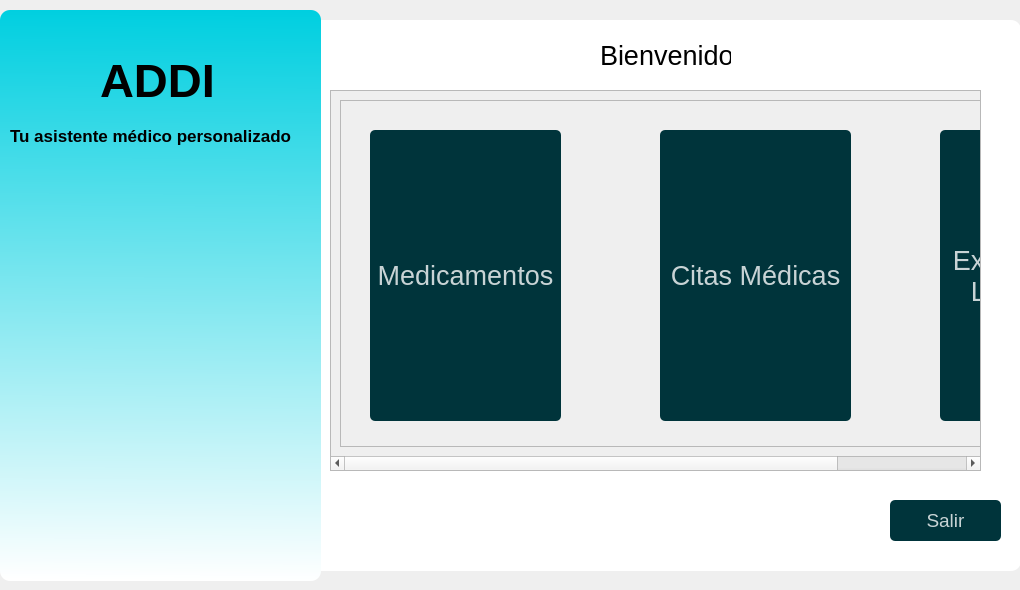
Qt form ui/bienvenida.ui (daburneo1/addi) before a commit.
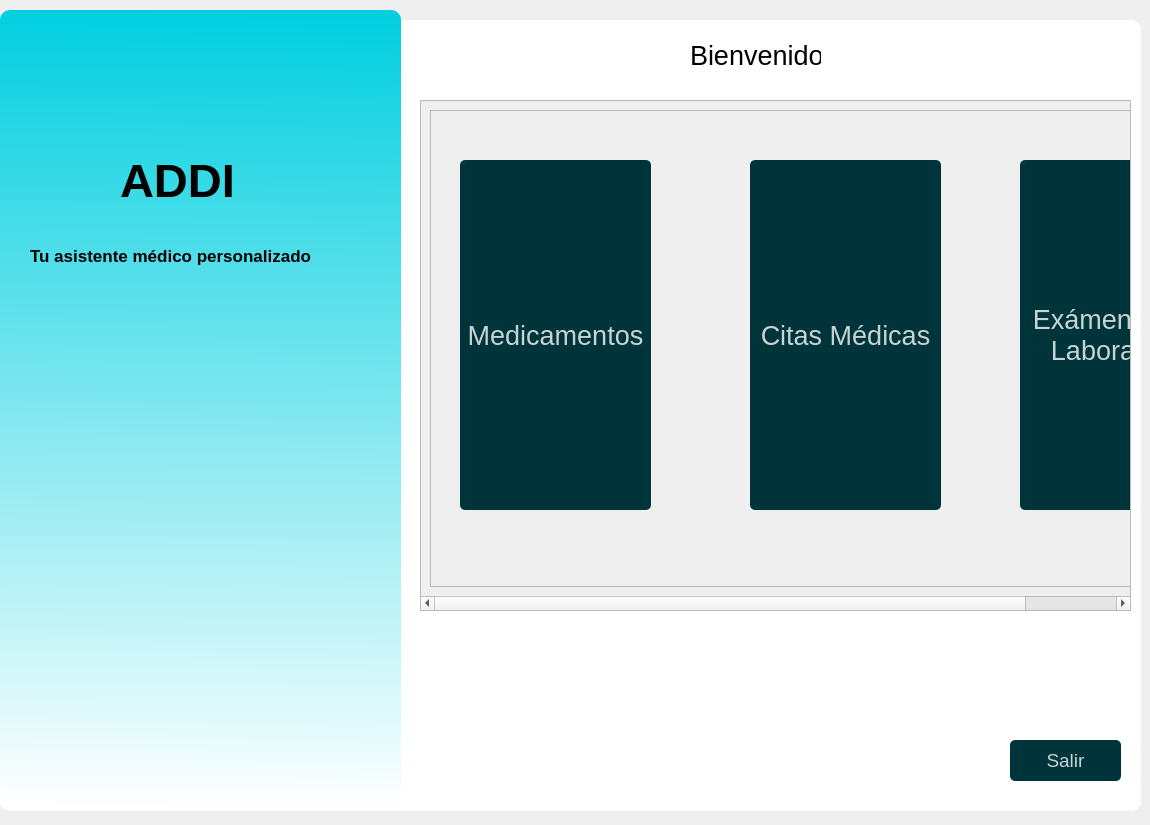
The same form after that commit. Icons and pictures are not drawn.

The edit to the form file:
```diff
--- a/ui/bienvenida.ui
+++ b/ui/bienvenida.ui
@@ -6,20 +6,20 @@
    <rect>
     <x>0</x>
     <y>0</y>
-    <width>1020</width>
-    <height>590</height>
+    <width>1150</width>
+    <height>825</height>
    </rect>
   </property>
   <property name="minimumSize">
    <size>
-    <width>1020</width>
-    <height>590</height>
+    <width>1150</width>
+    <height>825</height>
    </size>
   </property>
   <property name="maximumSize">
    <size>
-    <width>1020</width>
-    <height>590</height>
+    <width>1150</width>
+    <height>825</height>
    </size>
   </property>
   <property name="windowTitle">
@@ -30,8 +30,8 @@
     <rect>
      <x>0</x>
      <y>10</y>
-     <width>1021</width>
-     <height>581</height>
+     <width>1141</width>
+     <height>801</height>
     </rect>
    </property>
    <property name="styleSheet">
@@ -55,8 +55,8 @@
      <rect>
       <x>310</x>
       <y>10</y>
-      <width>711</width>
-      <height>551</height>
+      <width>831</width>
+      <height>791</height>
      </rect>
     </property>
     <property name="styleSheet">
@@ -72,8 +72,8 @@
      <rect>
       <x>0</x>
       <y>0</y>
-      <width>321</width>
-      <height>571</height>
+      <width>401</width>
+      <height>801</height>
      </rect>
     </property>
     <property name="styleSheet">
@@ -87,8 +87,8 @@
    <widget class="QLabel" name="label_4">
     <property name="geometry">
      <rect>
-      <x>100</x>
-      <y>40</y>
+      <x>120</x>
+      <y>140</y>
       <width>131</width>
       <height>61</height>
      </rect>
@@ -107,8 +107,8 @@
    <widget class="QLabel" name="label_5">
     <property name="geometry">
      <rect>
-      <x>10</x>
-      <y>100</y>
+      <x>30</x>
+      <y>220</y>
       <width>301</width>
       <height>51</height>
      </rect>
@@ -130,7 +130,7 @@
    <widget class="QLabel" name="label_Bienvenida">
     <property name="geometry">
      <rect>
-      <x>600</x>
+      <x>690</x>
       <y>30</y>
       <width>131</width>
       <height>31</height>
@@ -148,8 +148,8 @@
    <widget class="QLabel" name="label_3">
     <property name="geometry">
      <rect>
-      <x>40</x>
-      <y>140</y>
+      <x>70</x>
+      <y>320</y>
       <width>231</width>
       <height>291</height>
      </rect>
@@ -167,10 +167,10 @@
    <widget class="QScrollArea" name="scrollArea">
     <property name="geometry">
      <rect>
-      <x>330</x>
-      <y>80</y>
-      <width>651</width>
-      <height>381</height>
+      <x>420</x>
+      <y>90</y>
+      <width>711</width>
+      <height>511</height>
      </rect>
     </property>
     <property name="styleSheet">
@@ -185,7 +185,7 @@
        <x>0</x>
        <y>0</y>
        <width>818</width>
-       <height>362</height>
+       <height>492</height>
       </rect>
      </property>
      <layout class="QVBoxLayout" name="verticalLayout">
@@ -210,9 +210,9 @@
          <property name="geometry">
           <rect>
            <x>30</x>
-           <y>30</y>
+           <y>50</y>
            <width>191</width>
-           <height>291</height>
+           <height>350</height>
           </rect>
          </property>
          <property name="font">
@@ -227,10 +227,10 @@
         <widget class="QPushButton" name="pushButtonExamenLaboratorio">
          <property name="geometry">
           <rect>
-           <x>600</x>
-           <y>30</y>
+           <x>590</x>
+           <y>50</y>
            <width>191</width>
-           <height>291</height>
+           <height>350</height>
           </rect>
          </property>
          <property name="font">
@@ -259,9 +259,9 @@
          <property name="geometry">
           <rect>
            <x>320</x>
-           <y>30</y>
+           <y>50</y>
            <width>191</width>
-           <height>291</height>
+           <height>350</height>
           </rect>
          </property>
          <property name="font">
@@ -281,8 +281,8 @@
    <widget class="QPushButton" name="pushButtonSalir">
     <property name="geometry">
      <rect>
-      <x>890</x>
-      <y>490</y>
+      <x>1010</x>
+      <y>730</y>
       <width>111</width>
       <height>41</height>
      </rect>
```
